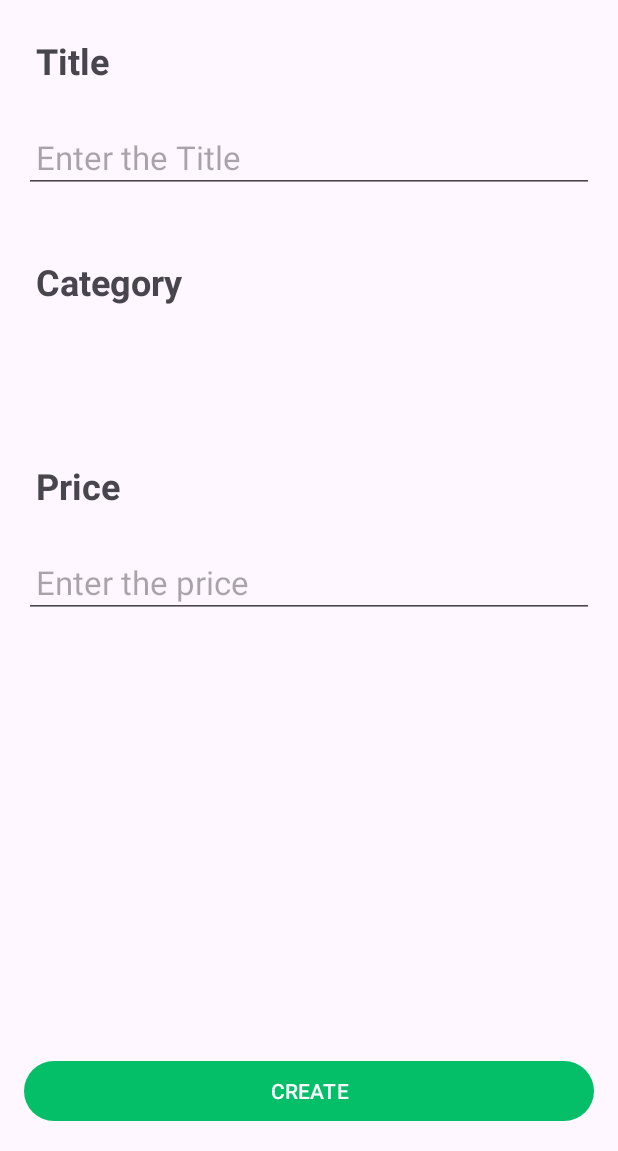
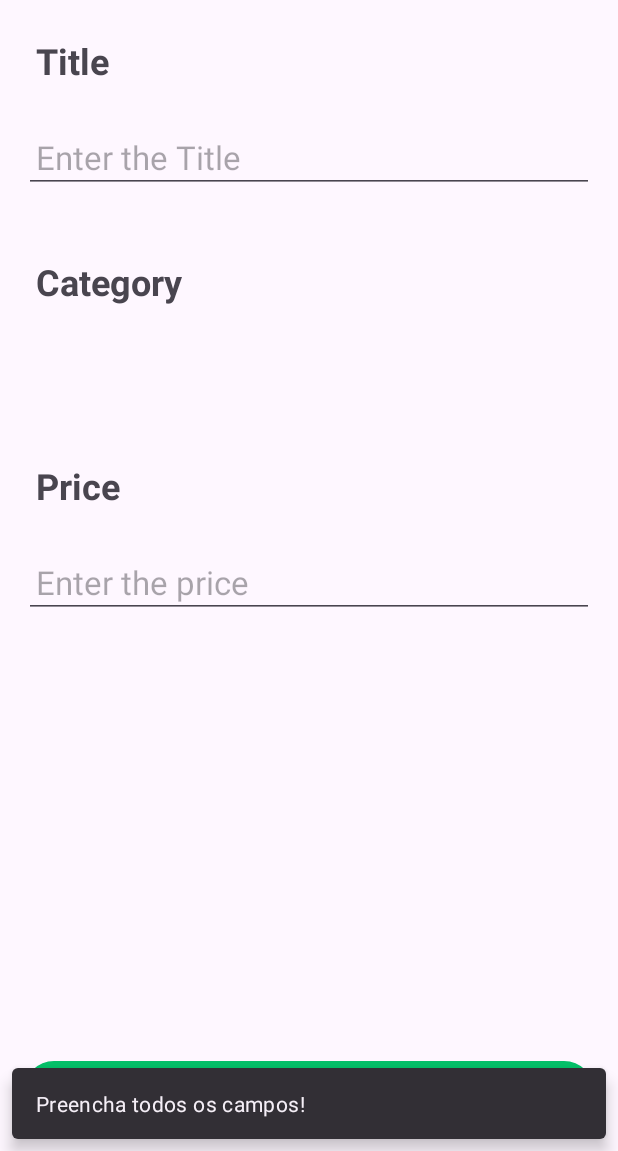
Before and after one commit to carmomariana/FinTrack-Hacksprint, an Android app: the DespesaActivity screen opened directly, with no data from a screen before it, after a tap on "CREATE", on a phone screen of 412 x 824 dp, the part 85-1236 px from its top. Run offline under Robolectric (Android 15) with nearby library versions, the phone set to English and light mode, and no system bars.

Commit message:
Alteração da tela de DespesaActivity.kt

```diff
--- a/app/src/main/java/com/example/fintrack/DespesaActivity.kt
+++ b/app/src/main/java/com/example/fintrack/DespesaActivity.kt
@@ -1,35 +1,50 @@
 package com.example.fintrack
 
+import android.content.Intent
 import android.os.Bundle
-import android.widget.Toast
-import androidx.activity.enableEdgeToEdge
-import androidx.activity.viewModels
+import android.widget.Button
+import android.widget.EditText
 import androidx.appcompat.app.AppCompatActivity
 import androidx.core.content.ContentProviderCompat.requireContext
 import androidx.core.view.ViewCompat
 import androidx.core.view.WindowInsetsCompat
-import com.example.fintrack.databinding.ActivityDespesaBinding
+import androidx.recyclerview.widget.RecyclerView
+import com.google.android.material.snackbar.Snackbar
 
 class DespesaActivity : AppCompatActivity() {
 
-    private lateinit var binding: ActivityDespesaBinding
+    //  private lateinit var binding: ActivityDespesaBinding
 
     override fun onCreate(savedInstanceState: Bundle?) {
         super.onCreate(savedInstanceState)
-        enableEdgeToEdge()
-        binding = ActivityDespesaBinding.inflate(layoutInflater)
-        setContentView(binding.root)
-        ViewCompat.setOnApplyWindowInsetsListener(findViewById(R.id.main)) { v, insets ->
-            val systemBars = insets.getInsets(WindowInsetsCompat.Type.systemBars())
-            v.setPadding(systemBars.left, systemBars.top, systemBars.right, systemBars.bottom)
-            insets
-        }
-        initListeners()
-    }
+        setContentView(R.layout.activity_despesa)
 
-    private fun initListeners() {
-        binding.btnSave.setOnClickListener {
+        val edtDespesa = findViewById<EditText>(R.id.edtDespesa)
+        val recCategory = findViewById<RecyclerView>(R.id.tvCategoria)
+        val edtPrice = findViewById<EditText>(R.id.edtPrice)
+        val btnCreate = findViewById<Button>(R.id.btnSave)
 
+        btnCreate.setOnClickListener {
+
+            val StrDepesa: String = edtDespesa.text.toString()
+            val StrPrice: String = edtPrice.text.toString()
+            val StrCategory: String = recCategory.toString()
+
+            if (StrDepesa.isBlank() || StrPrice.isBlank()|| StrCategory.isBlank()) {
+                Snackbar.make(edtDespesa, "Preencha todos os campos! ", Snackbar.LENGTH_LONG)
+                    .show()
+            } else {
+
+                val Despesa = edtDespesa.text
+                val Price = edtPrice.text
+                val Categoria = recCategory.toString()
+
+                val intent = Intent(this, MainActivity::class.java)
+                intent.putExtra("KEY_DESPESA", Despesa)
+                intent.putExtra("KEY_PRICE", Price)
+                intent.putExtra("KEY_CATEGORIA", Categoria)
+                startActivity(intent)
+            }
         }
     }
 }
```
Also changed, not shown: app/src/main/AndroidManifest.xml (+11 -8 lines), app/src/main/res/drawable/imagesplash.xml (added).
